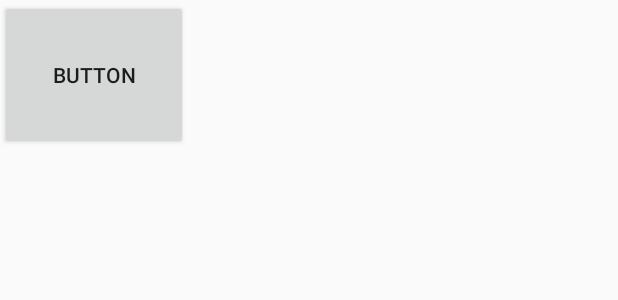
After one commit to lstawowy/Hacknar-k, an Android app: the layout activity_map.xml on its own in the app's theme, with its tools: preview values and no code run, on a phone screen of 412 x 824 dp. The commit adds this screen. Shown: the top 300 px of the screen. Run offline under Robolectric (Android 15) with nearby library versions, the phone set to English and light mode, and no system bars; network calls fail.

Commit message:
Dodanie Mapy

```diff
--- /dev/null
+++ b/app/src/main/res/layout/activity_map.xml
@@ -0,0 +1,19 @@
+<?xml version="1.0" encoding="utf-8"?>
+<android.support.constraint.ConstraintLayout xmlns:android="http://schemas.android.com/apk/res/android"
+    xmlns:app="http://schemas.android.com/apk/res-auto"
+    xmlns:tools="http://schemas.android.com/tools"
+    android:layout_width="match_parent"
+    android:layout_height="match_parent"
+    tools:context="com.example.admin.hacknark.Map">
+    tools:layout_editor_absoluteY="81dp">
+    <?xml version="1.0" encoding="utf-8"?>
+
+    <Button
+        android:id="@+id/button5"
+        android:layout_width="125dp"
+        android:layout_height="100dp"
+        android:onClick="createPUT"
+        android:text="Button"
+        tools:layout_editor_absoluteX="130dp"
+        tools:layout_editor_absoluteY="3dp" />
+</android.support.constraint.ConstraintLayout>
--- a/app/src/main/res/values/strings.xml
+++ b/app/src/main/res/values/strings.xml
@@ -90,4 +90,5 @@
     </string>
     <string name="title_activity_achievements">Achievements</string>
     <string name="title_activity_register">Register</string>
+    <string name="title_activity_map">Map</string>
 </resources>
```
Also changed, not shown: app/src/main/AndroidManifest.xml (+15 -21 lines), app/src/main/java/com/example/admin/hacknark/Map.java (added, +127 -0 lines), app/src/main/res/layout/content_map.xml (added, +11 -0 lines).
